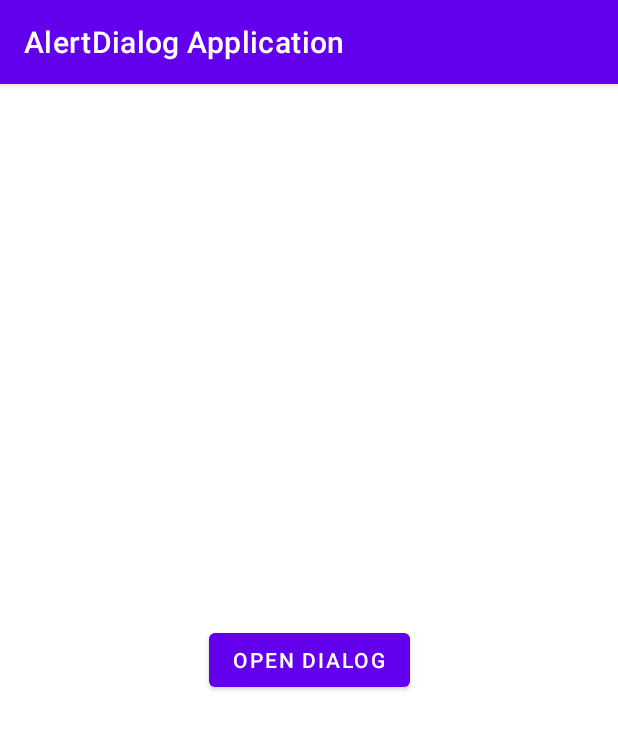
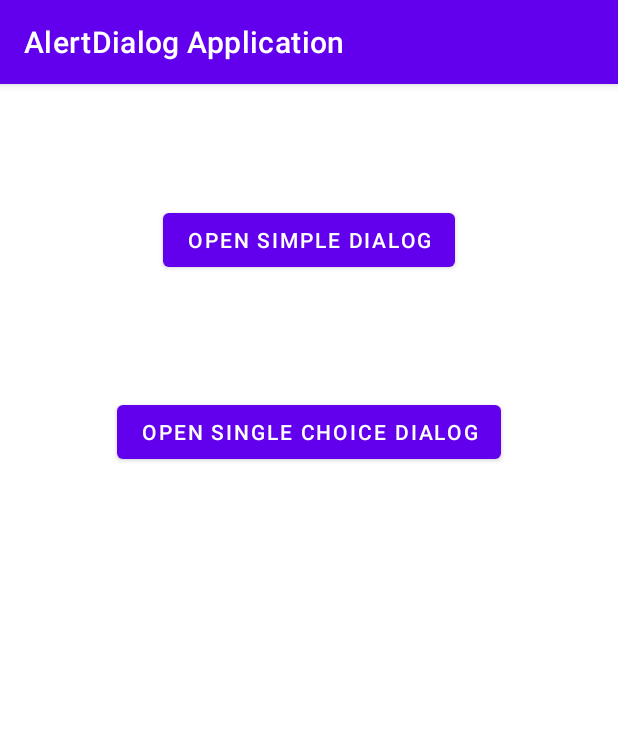
Before and after one commit to 032AbhishekChoksi/Alert-Dialog-Application, an Android app: the screen it shows after launch (MainActivity), on a phone screen of 412 x 824 dp. Shown: the top 729 px of the screen. Run offline under Robolectric (Android 15) with nearby library versions, the phone set to English and light mode, and no system bars.

Commit message:
Alert Dialog Application with Single Choice @2022 #032AbhishekChoksi. All rights reserved.

```diff
--- a/app/src/main/java/com/abhishekchoksi/alertdialogapplication/MainActivity.java
+++ b/app/src/main/java/com/abhishekchoksi/alertdialogapplication/MainActivity.java
@@ -7,6 +7,8 @@ import android.content.DialogInterface;
 import android.os.Bundle;
 import android.view.View;
 import android.widget.Toast;
+
+import java.util.Arrays;
 
 public class MainActivity extends AppCompatActivity {
     @Override
@@ -34,4 +36,18 @@ public class MainActivity extends AppCompatActivity {
         AlertDialog alertDialog = alertDialogbuilder.create();
         alertDialog.show();
     }
+
+    public void singleChoiceDialog(View view){
+        String [] list = getResources().getStringArray(R.array.Course);
+        AlertDialog.Builder alertDialogBuilder = new AlertDialog.Builder(this);
+        alertDialogBuilder.setTitle("Choose Course");
+        alertDialogBuilder.setItems(R.array.Course, new DialogInterface.OnClickListener() {
+            @Override
+            public void onClick(DialogInterface dialogInterface, int i) {
+                Toast.makeText(MainActivity.this, "Selected Course is : " + list[i], Toast.LENGTH_SHORT).show();
+            }
+        });
+        AlertDialog alertDialog = alertDialogBuilder.create();
+        alertDialog.show();
+    }
 }
--- a/app/src/main/res/layout/activity_main.xml
+++ b/app/src/main/res/layout/activity_main.xml
@@ -10,11 +10,23 @@
         android:id="@+id/bttnOpenDialog"
         android:layout_width="wrap_content"
         android:layout_height="wrap_content"
+        android:layout_marginTop="80dp"
         android:onClick="openSimpleDialog"
         android:text="@string/open_dialog"
-        app:layout_constraintBottom_toBottomOf="parent"
         app:layout_constraintEnd_toEndOf="parent"
         app:layout_constraintHorizontal_bias="0.5"
         app:layout_constraintStart_toStartOf="parent"
         app:layout_constraintTop_toTopOf="parent" />
+
+    <Button
+        android:id="@+id/bttnOpenChoiceDialog"
+        android:layout_width="wrap_content"
+        android:layout_height="wrap_content"
+        android:layout_marginTop="80dp"
+        android:onClick="singleChoiceDialog"
+        android:text="@string/open_single_choice_dialog"
+        app:layout_constraintEnd_toEndOf="parent"
+        app:layout_constraintHorizontal_bias="0.5"
+        app:layout_constraintStart_toStartOf="parent"
+        app:layout_constraintTop_toBottomOf="@+id/bttnOpenDialog" />
 </androidx.constraintlayout.widget.ConstraintLayout>
--- a/app/src/main/res/values/strings.xml
+++ b/app/src/main/res/values/strings.xml
@@ -1,4 +1,11 @@
 <resources>
     <string name="app_name">AlertDialog Application</string>
-    <string name="open_dialog">Open Dialog</string>
+    <string name="open_dialog">Open Simple Dialog</string>
+    <string name="open_single_choice_dialog">Open Single Choice Dialog</string>
+    <string-array name="Course">
+        <item>ASP.Net</item>
+        <item>Java</item>
+        <item>Android</item>
+        <item>SEO</item>
+    </string-array>
 </resources>
```
